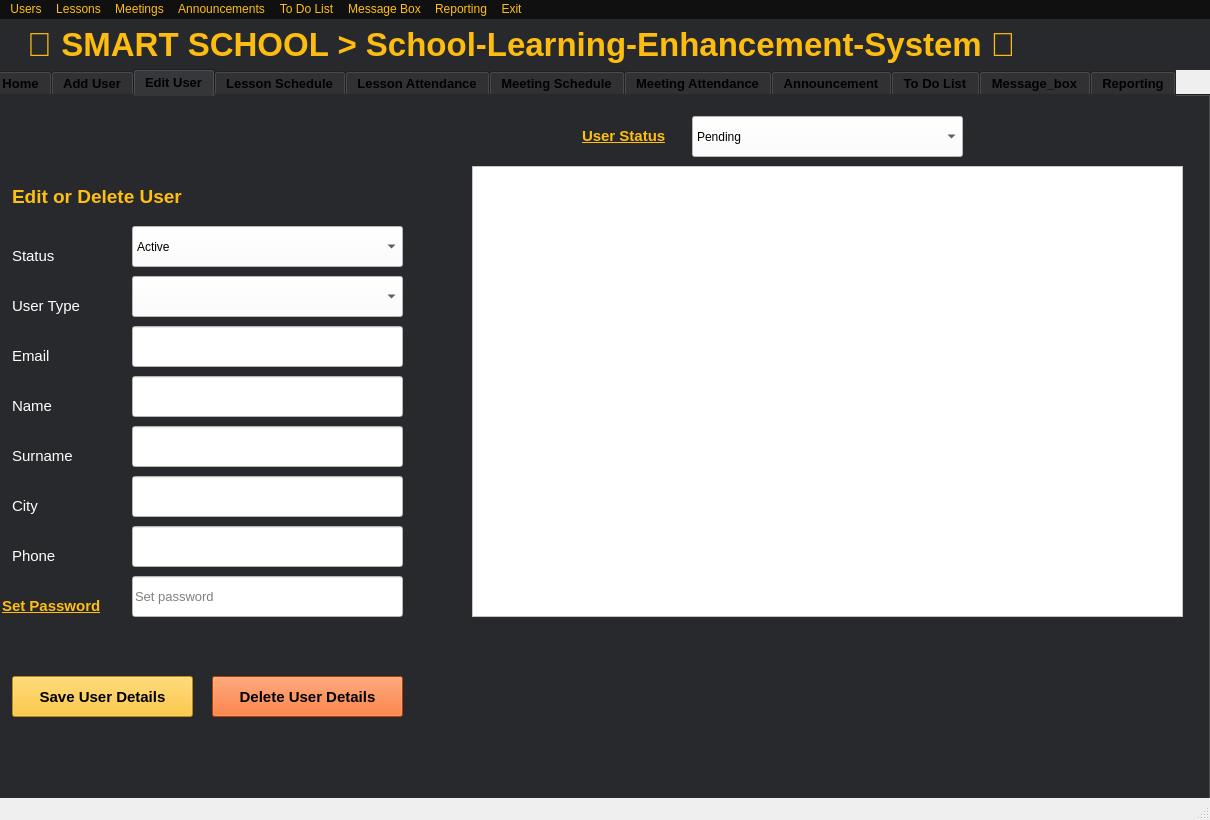
This is admin.ui in KemalDurukanMERT/Smart-School-2.0 as Qt 5 draws it before an edit. The edited form follows.
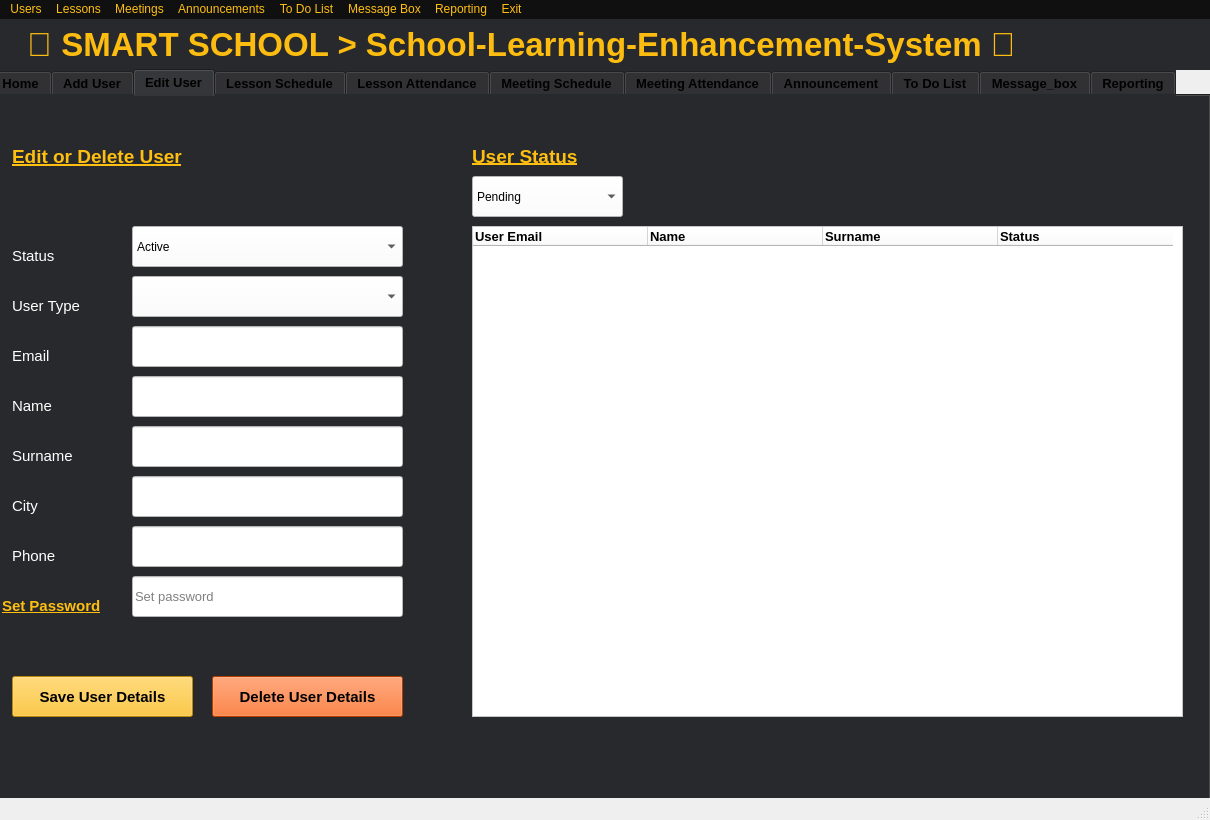
This is the edited form. The open tabs and pages were chosen to show the change.

Commit message: edit user for admin was redesigned

```diff
--- a/admin.ui
+++ b/admin.ui
@@ -520,8 +520,8 @@
       <property name="geometry">
        <rect>
         <x>20</x>
-        <y>90</y>
-        <width>291</width>
+        <y>50</y>
+        <width>191</width>
         <height>21</height>
        </rect>
       </property>
@@ -530,6 +530,7 @@
         <pointsize>14</pointsize>
         <weight>75</weight>
         <bold>true</bold>
+        <underline>true</underline>
        </font>
       </property>
       <property name="styleSheet">
@@ -919,21 +920,91 @@
       <property name="geometry">
        <rect>
         <x>480</x>
-        <y>70</y>
+        <y>130</y>
         <width>711</width>
-        <height>451</height>
+        <height>491</height>
        </rect>
       </property>
+      <property name="font">
+       <font>
+        <pointsize>9</pointsize>
+        <weight>50</weight>
+        <bold>false</bold>
+       </font>
+      </property>
       <property name="styleSheet">
        <string notr="true">background-color: rgb(255, 255, 255);</string>
       </property>
+      <attribute name="horizontalHeaderDefaultSectionSize">
+       <number>175</number>
+      </attribute>
+      <column>
+       <property name="text">
+        <string>User Email</string>
+       </property>
+       <property name="font">
+        <font>
+         <pointsize>10</pointsize>
+         <weight>75</weight>
+         <bold>true</bold>
+        </font>
+       </property>
+       <property name="textAlignment">
+        <set>AlignLeading|AlignVCenter</set>
+       </property>
+      </column>
+      <column>
+       <property name="text">
+        <string>Name</string>
+       </property>
+       <property name="font">
+        <font>
+         <pointsize>10</pointsize>
+         <weight>75</weight>
+         <bold>true</bold>
+        </font>
+       </property>
+       <property name="textAlignment">
+        <set>AlignLeading|AlignVCenter</set>
+       </property>
+      </column>
+      <column>
+       <property name="text">
+        <string>Surname</string>
+       </property>
+       <property name="font">
+        <font>
+         <pointsize>10</pointsize>
+         <weight>75</weight>
+         <bold>true</bold>
+        </font>
+       </property>
+       <property name="textAlignment">
+        <set>AlignLeading|AlignVCenter</set>
+       </property>
+      </column>
+      <column>
+       <property name="text">
+        <string>Status</string>
+       </property>
+       <property name="font">
+        <font>
+         <pointsize>10</pointsize>
+         <weight>75</weight>
+         <bold>true</bold>
+        </font>
+       </property>
+       <property name="textAlignment">
+        <set>AlignLeading|AlignVCenter</set>
+       </property>
+      </column>
      </widget>
      <widget class="QComboBox" name="cb21_6">
       <property name="geometry">
        <rect>
-        <x>700</x>
-        <y>20</y>
-        <width>271</width>
+        <x>480</x>
+        <y>80</y>
+        <width>151</width>
         <height>41</height>
        </rect>
       </property>
@@ -941,6 +1012,9 @@
        <string notr="true">background-color: rgb(255, 255, 255);
 font: 12pt &quot;MS Shell Dlg 2&quot;;</string>
       </property>
+      <property name="currentIndex">
+       <number>0</number>
+      </property>
       <item>
        <property name="text">
         <string>Pending</string>
@@ -955,15 +1029,15 @@
      <widget class="QLabel" name="label_63">
       <property name="geometry">
        <rect>
-        <x>590</x>
-        <y>30</y>
-        <width>101</width>
+        <x>480</x>
+        <y>50</y>
+        <width>121</width>
         <height>20</height>
        </rect>
       </property>
       <property name="font">
        <font>
-        <pointsize>11</pointsize>
+        <pointsize>14</pointsize>
         <weight>75</weight>
         <bold>true</bold>
         <underline>true</underline>
```
Left out of the diff: 6 changed lines with no effect on the pictures. The commit also changes 2 other files.
